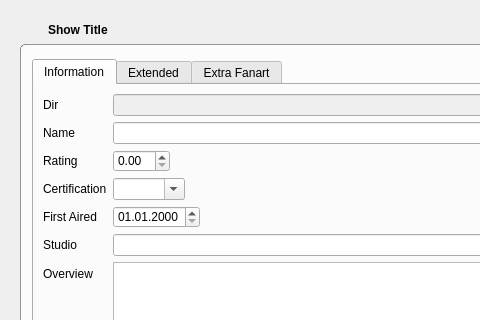
Before: the Qt Designer form tvShows/TvShowWidgetTvShow.ui in Komet/MediaElch, drawn with Qt 5; both pictures show x 0 to 480 and y 0 to 320 of the 954 by 765 pixel window.
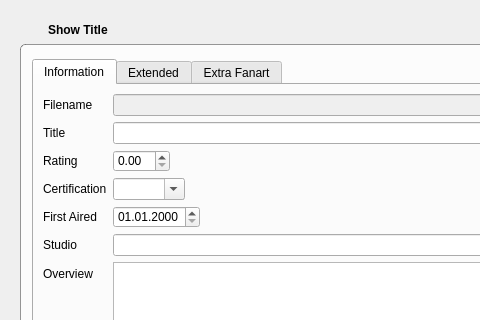
After: the same form once the commit is applied. The open tabs and pages were chosen to show the change. Icons and pictures are not drawn. Custom widgets are drawn as their Qt base class.

```diff
--- a/tvShows/TvShowWidgetTvShow.ui
+++ b/tvShows/TvShowWidgetTvShow.ui
@@ -117,7 +117,7 @@
             <item row="0" column="0">
              <widget class="QLabel" name="label">
               <property name="text">
-               <string>Dir</string>
+               <string>Filename</string>
               </property>
              </widget>
             </item>
@@ -131,7 +131,7 @@
             <item row="1" column="0">
              <widget class="QLabel" name="label_2">
               <property name="text">
-               <string>Name</string>
+               <string>Title</string>
               </property>
              </widget>
             </item>
```
Left out of the diff: 2 changed lines with no effect on the pictures.
